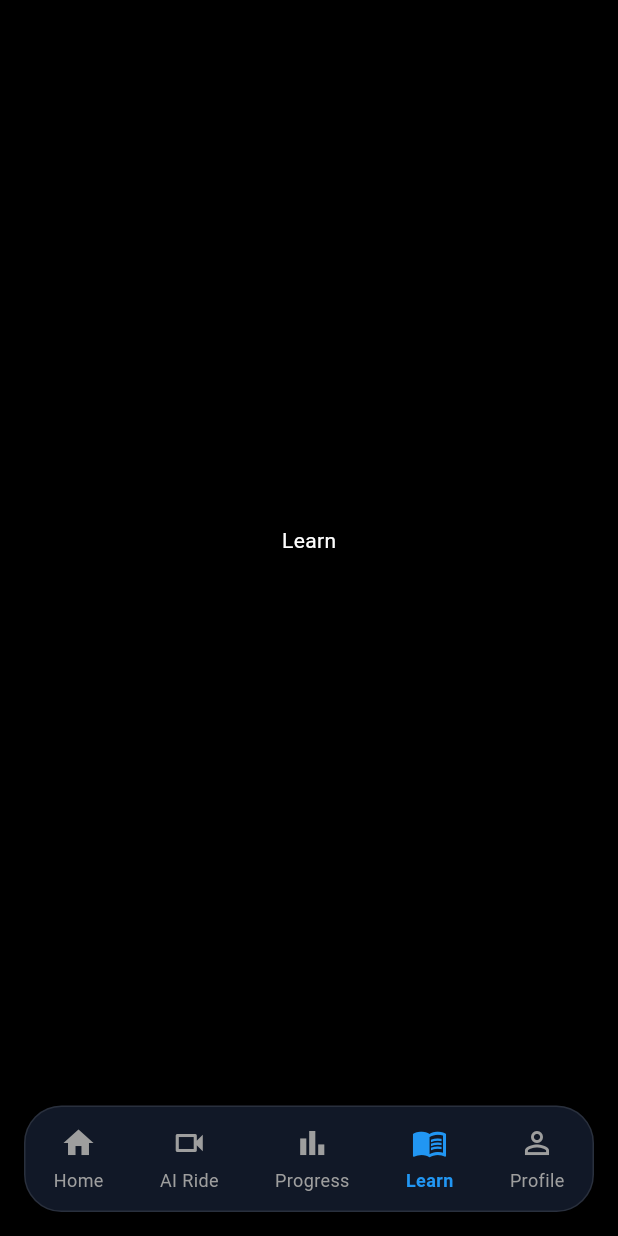
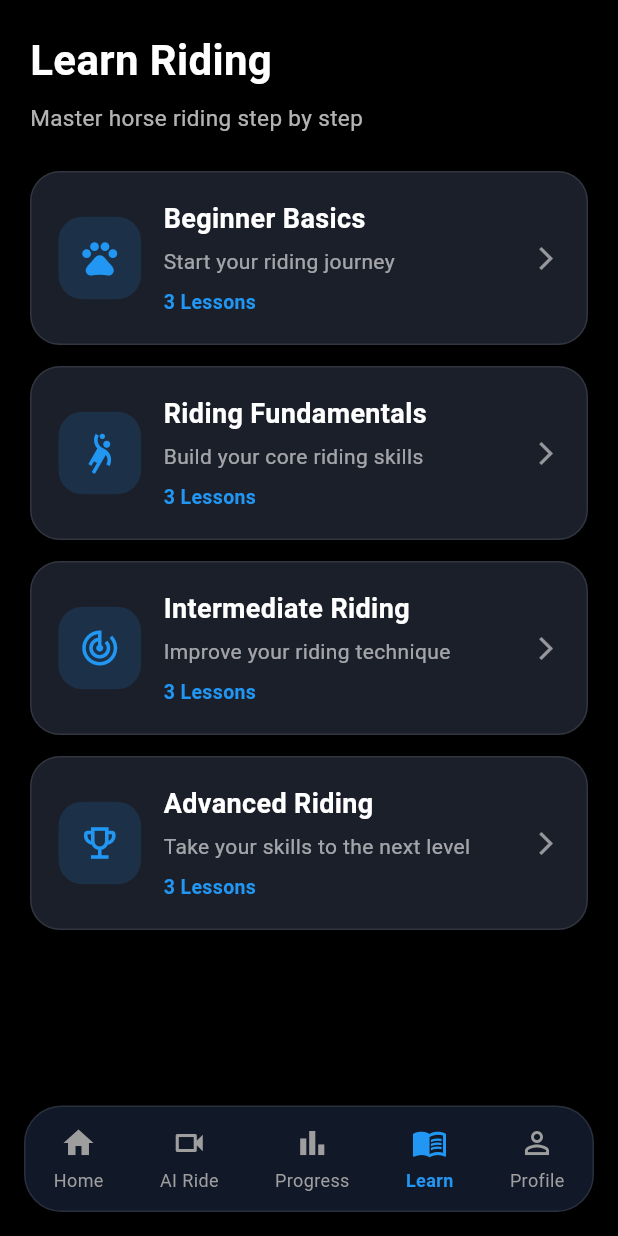
Before and after one commit to Sreenu-123/Ashwa, a Flutter app: the screen it shows after launch, item 4 of the bottom bar chosen, on a phone screen of 412 x 824 dp. Run offline on Flutter 3.47's test engine with Material 3 defaults, Android fonts, the phone set to English and light mode, and no system bars.

Commit message:
Build learn screen UI

```diff
--- a/lib/Screens/Home/learn_screen.dart
+++ b/lib/Screens/Home/learn_screen.dart
@@ -5,10 +5,143 @@ class LearnScreen extends StatelessWidget {
 
   @override
   Widget build(BuildContext context) {
-    return const Scaffold(
+    return Scaffold(
       backgroundColor: Colors.black,
-      body: Center(
-        child: Text('Learn', style: TextStyle(color: Colors.white)),
+      body: SafeArea(
+        child: SingleChildScrollView(
+          physics: const BouncingScrollPhysics(),
+          padding: const EdgeInsets.all(20),
+          child: Column(
+            crossAxisAlignment: CrossAxisAlignment.start,
+            children: [
+              const Text(
+                "Learn Riding",
+                style: TextStyle(
+                  color: Colors.white,
+                  fontSize: 28,
+                  fontWeight: FontWeight.bold,
+                ),
+              ),
+
+              const SizedBox(height: 8),
+
+              const Text(
+                "Master horse riding step by step",
+                style: TextStyle(color: Colors.white70, fontSize: 15),
+              ),
+
+              const SizedBox(height: 25),
+
+              // Beginner
+              lessonCard(
+                icon: Icons.pets,
+                title: "Beginner Basics",
+                subtitle: "Start your riding journey",
+                lessons: "3 Lessons",
+              ),
+
+              const SizedBox(height: 14),
+
+              // Fundamentals
+              lessonCard(
+                icon: Icons.sports_handball,
+                title: "Riding Fundamentals",
+                subtitle: "Build your core riding skills",
+                lessons: "3 Lessons",
+              ),
+
+              const SizedBox(height: 14),
+
+              // Intermediate
+              lessonCard(
+                icon: Icons.track_changes,
+                title: "Intermediate Riding",
+                subtitle: "Improve your riding technique",
+                lessons: "3 Lessons",
+              ),
+
+              const SizedBox(height: 14),
+
+              // Advanced
+              lessonCard(
+                icon: Icons.emoji_events_outlined,
+                title: "Advanced Riding",
+                subtitle: "Take your skills to the next level",
+                lessons: "3 Lessons",
+              ),
+
+              const SizedBox(height: 20),
+            ],
+          ),
+        ),
+      ),
+    );
+  }
+
+  Widget lessonCard({
+    required IconData icon,
+    required String title,
+    required String subtitle,
+    required String lessons,
+  }) {
+    return Container(
+      width: double.infinity,
+      padding: const EdgeInsets.all(18),
+      decoration: BoxDecoration(
+        color: const Color(0xFF1B1F2A),
+        borderRadius: BorderRadius.circular(20),
+        border: Border.all(color: Colors.white10),
+      ),
+      child: Row(
+        children: [
+          Container(
+            width: 55,
+            height: 55,
+            decoration: BoxDecoration(
+              color: Colors.blue.withOpacity(0.15),
+              borderRadius: BorderRadius.circular(16),
+            ),
+            child: Icon(icon, color: Colors.blue, size: 28),
+          ),
+
+          const SizedBox(width: 15),
+
+          Expanded(
+            child: Column(
+              crossAxisAlignment: CrossAxisAlignment.start,
+              children: [
+                Text(
+                  title,
+                  style: const TextStyle(
+                    color: Colors.white,
+                    fontSize: 18,
+                    fontWeight: FontWeight.bold,
+                  ),
+                ),
+
+                const SizedBox(height: 5),
+
+                Text(
+                  subtitle,
+                  style: const TextStyle(color: Colors.white60, fontSize: 14),
+                ),
+
+                const SizedBox(height: 8),
+
+                Text(
+                  lessons,
+                  style: const TextStyle(
+                    color: Colors.blue,
+                    fontSize: 13,
+                    fontWeight: FontWeight.w600,
+                  ),
+                ),
+              ],
+            ),
+          ),
+
+          const Icon(Icons.arrow_forward_ios, color: Colors.white54, size: 18),
+        ],
       ),
     );
   }
```
